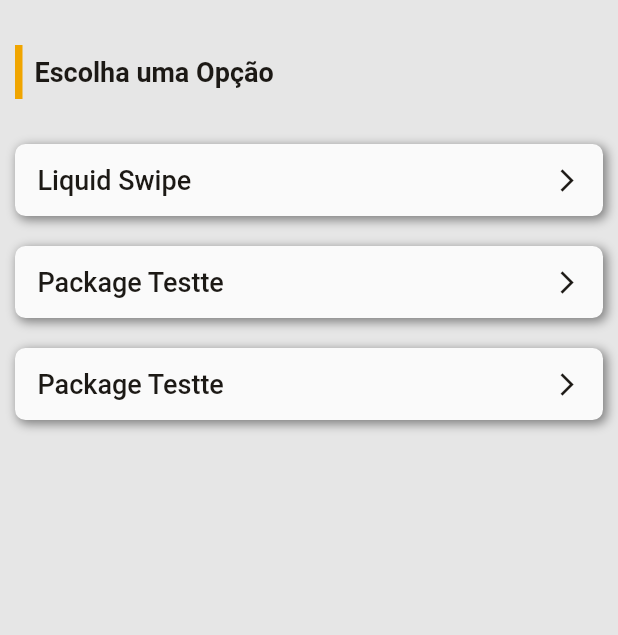
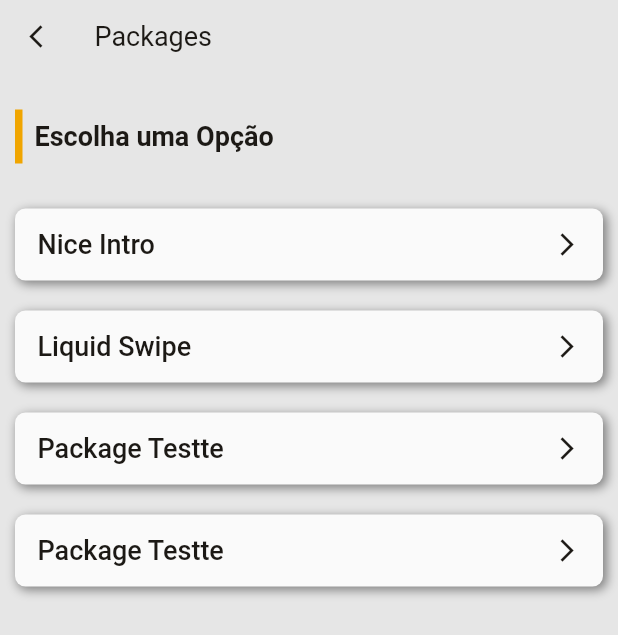
Before and after one commit to tobiassilva/flutter_tips, a Flutter app: the screen it shows after launch, after a tap on "Packages", on a phone screen of 412 x 824 dp. Shown: the top 635 px of the screen. Run offline on Flutter 3.47's test engine with Material 2 defaults, Android fonts, the phone set to English and light mode, and no system bars; our stand-ins replace animated_bottom_navigation_bar, font_awesome_flutter, liquid_swipe; missing offline and left inert: widget_with_codeview.

Commit message:
attNiceIntroV1

```diff
--- a/lib/globals/globals_vars.dart
+++ b/lib/globals/globals_vars.dart
@@ -1,4 +1,8 @@
 import 'package:flutter/material.dart';
+
+class Variaveis {
+  String linkBaseGithub = 'https://github.com/tobiassilva/flutter_tips/tree/master';
+}
 
 class GlobalsStyles {
   var fontePrincipal = '';
--- a/lib/globals/globals_widgets.dart
+++ b/lib/globals/globals_widgets.dart
@@ -3,6 +3,38 @@ import 'package:flutter/material.dart';
 import 'globals_vars.dart';
 
 class GlobalsWidgets {
+
+  Widget appBar(_context, _titulo, ) {
+    return Theme(
+      data: ThemeData(fontFamily: GlobalsStyles().fontePrincipal),
+      child: Material(
+        color: GlobalsStyles().secundaryColor,
+        elevation: 0,
+        child: Row(
+          children: [
+            IconButton(
+              onPressed: (){
+                Navigator.pop(_context);
+              },
+              icon: Icon(
+                Icons.arrow_back_ios_new_sharp,
+                size: GlobalsStyles().sizeSubtitulo,
+                color: GlobalsStyles().textColorForte
+              ),
+            ),
+            SizedBox(width: 15,),
+            Text(
+              _titulo,
+              style: TextStyle(
+                fontSize: GlobalsStyles().sizeSubtitulo,
+                color: GlobalsStyles().textColorForte
+              ),
+            ),
+          ],
+        ),
+      ),
+    );
+  }
 
   Widget subtituloComBarra(_texto, _sizeText){
     return Row(
--- a/lib/pages/packages/globals_packages.dart
+++ b/lib/pages/packages/globals_packages.dart
@@ -3,18 +3,48 @@ import 'package:flutter/material.dart';
 class GlobalsPackages {
 
   List categoriasPackages = [
+    //a
+    //b
     {
-      "id": 1,
+      "id": 10,
       "nome": "Bottom Bar"
     },
+    //c
+    //d
+    //e
+    //f
+    //g
+    //h
+    //i
     {
-      "id": 10,
+      "id": 42,
+      "nome": "Intro / splash"
+    },
+    //j
+    //k
+    //l
+    //m
+    //n
+    //o
+    //p
+    //q
+    //r
+    //s
+    //t
+    {
+      "id": 74,
       "nome": "Tab Bar"
     },
     {
-      "id": 11,
+      "id": 80,
       "nome": "Transação de Páginas"
     },
+    //u
+    //v
+    //w
+    //x
+    //y
+    //z
 
   ];
 }
--- a/lib/pages/packages/home_packages_widgets.dart
+++ b/lib/pages/packages/home_packages_widgets.dart
@@ -1,18 +1,26 @@
 import 'package:flutter/material.dart';
 import 'package:flutter_tips/globals/globals_vars.dart';
 import 'package:flutter_tips/globals/globals_widgets.dart';
-import 'package:flutter_tips/pages/packages/listPackages/categoria11/liquid_swipe/liquid_swipe_code.dart';
+
+import 'package:flutter_tips/pages/packages/listPackages/categoria42/nice_intro/nice_intro_code.dart';
+import 'package:flutter_tips/pages/packages/listPackages/categoria42/nice_intro/nice_intro_infos.dart';
+import 'listPackages/categoria80/liquid_swipe/liquid_swipe_code.dart';
+import 'listPackages/categoria80/liquid_swipe/liquid_swipe_infos.dart';
+
 import 'package:flutter_tips/pages/packages/listPackages/pack_teste/pack_teste_code.dart';
 import 'package:flutter_tips/pages/packages/listPackages/pack_teste/pack_teste_infos.dart';
 import 'package:flutter_tips/pages/packages/view_package/view_package_page.dart';
 
-import 'listPackages/categoria11/liquid_swipe/liquid_swipe_infos.dart';
 
 class HomePackagesWidgets {
   BuildContext context;
   HomePackagesWidgets(this.context);
 
   List listPackages = [
+    {
+      "codigo": NiceIntroCode(),
+      "infos": NiceIntroInfos()
+    },
     {
       "codigo": LiquidSwipeCode(),
       "infos": LiquidSwipeInfos()
@@ -32,8 +40,8 @@ class HomePackagesWidgets {
     return ListView(
       shrinkWrap: true,
       children: [
-        /*_capa(),
-        const SizedBox(height: 25,),*/
+        GlobalsWidgets().appBar(context, "Packages"),
+        const SizedBox(height: 5,),
         _listaOpcoesWidget()
       ],
     );
@@ -41,9 +49,10 @@ class HomePackagesWidgets {
 
   Widget _listaOpcoesWidget(){
     return Container(
-      margin: EdgeInsets.only(left: 10, right: 10, top: 10, bottom: 10),
+      margin: EdgeInsets.only(left: 10, right: 10, top: 0, bottom: 10),
       child: Column(
         children: [
+
           SizedBox(height: 20,),
           GlobalsWidgets().subtituloComBarra('Escolha uma Opção', GlobalsStyles().sizeSubtitulo),
           SizedBox(height: 20,),
@@ -54,7 +63,7 @@ class HomePackagesWidgets {
             itemBuilder: (_, index){
               return Container(
                 margin: EdgeInsets.only(top: 10, bottom: 10),
-                child: _cardPackagesOpcao(/*FontAwesomeIcons.plus,*/ listPackages[index]),//listPackages[index].packageTesteCode(),
+                child: _cardPackagesOpcao(listPackages[index]),
               );
             },
           ),
@@ -63,7 +72,7 @@ class HomePackagesWidgets {
     );
   }
 
-  Widget _cardPackagesOpcao(/*_icon,*/ _jsonPackage){
+  Widget _cardPackagesOpcao(_jsonPackage){
     return Row(
       children: [
         Expanded(
@@ -88,24 +97,6 @@ class HomePackagesWidgets {
                 padding: EdgeInsets.fromLTRB(15, 12, 15, 12),
                 child: Row(
                   children: [
-                    /*Container(
-                      padding: EdgeInsets.all(6),
-                      decoration: BoxDecoration(
-                        color: GlobalsStyles().primaryColor,
-
-                        borderRadius: const BorderRadius.only(
-                          topLeft: Radius.circular(7),
-                          topRight: Radius.circular(7),
-                          bottomLeft: Radius.circular(7)
-                        )
-                      ),
-                      child: Icon(
-                        _icon,
-                        color: GlobalsStyles().textColorSecundary,
-                        size: GlobalsStyles().sizeSubtitulo,
-                      ),
-                    ),
-                    SizedBox(width: 10,),*/
                     Expanded(
                       child: Text(
                         _jsonPackage['infos'].nome,
--- /dev/null
+++ b/lib/pages/packages/listPackages/categoria42/nice_intro/nice_intro_code.dart
@@ -0,0 +1,17 @@
+import 'package:flutter/material.dart';
+
+class NiceIntroCode extends StatefulWidget {
+  const NiceIntroCode({ Key? key }) : super(key: key);
+
+  @override
+  _NiceIntroCodeState createState() => _NiceIntroCodeState();
+}
+
+class _NiceIntroCodeState extends State<NiceIntroCode> {
+  @override
+  Widget build(BuildContext context) {
+    return Container(
+
+    );
+  }
+}
--- /dev/null
+++ b/lib/pages/packages/listPackages/categoria42/nice_intro/nice_intro_infos.dart
@@ -0,0 +1,16 @@
+import 'package:flutter/material.dart';
+
+class NiceIntroInfos {
+
+  String caminhoCodigo = '/lib/pages/packages/listPackages/categoria42/nice_intro/nice_intro_code.dart';
+
+  String nome = 'Nice Intro';
+  String versaoPackage = '0.1.4';
+  String linkPackage = 'https://pub.dev/packages/nice_intro';
+  //String linkGitHub = '/lib/pages/packages/listPackages/categoria42/nice_intrro/nice_intro_infos.dart';
+  String linkYoutube = '';
+  int idCategoria = 42;
+
+
+  String observacoes = '';
+}
--- a/lib/pages/packages/listPackages/categoria11/liquid_swipe/liquid_swipe_infos.dart
+++ b/lib/pages/packages/listPackages/categoria80/liquid_swipe/liquid_swipe_infos.dart
@@ -2,14 +2,14 @@ import 'package:flutter/material.dart';
 
 class LiquidSwipeInfos {
 
-  String caminhoCodigo = 'lib/pages/packages/listPackages/categoria11/liquid_swipe/liquid_swipe_code.dart';
+  String caminhoCodigo = '/lib/pages/packages/listPackages/categoria80/liquid_swipe/liquid_swipe_code.dart';
 
   String nome = 'Liquid Swipe';
   String versaoPackage = '2.1.1';
   String linkPackage = 'https://pub.dev/packages/liquid_swipe';
-  String linkGitHub = '';
+  //String linkGitHub = 'lib/pages/packages/listPackages/categoria80/liquid_swipe/liquid_swipe_code.dart';
   String linkYoutube = '';
-  int idCategoria = 11;
+  int idCategoria = 80;
 
 
   String observacoes = '';
--- a/lib/pages/packages/view_package/widgets/view_packages_widgets.dart
+++ b/lib/pages/packages/view_package/widgets/view_packages_widgets.dart
@@ -15,7 +15,7 @@ class ViewPackagesWidgets {
     return SourceCodeView(
       filePath: _caminhoCodigo,
       codeLinkPrefix:
-          'https://github.com/tobiassilva/todo_list_MobX/blob/master/',
+          '${Variaveis().linkBaseGithub}',
     );
   }
 
@@ -104,9 +104,9 @@ class ViewPackagesWidgets {
                 SizedBox(
                   height: 20,
                 ),
-                _jsonInfos.linkGitHub != ''
+                _jsonInfos.caminhoCodigo != ''
                     ? _botaoPack('assets/images/geral/github_icon.png',
-                        "GitHub", Colors.black, _jsonInfos.linkGitHub)
+                        "GitHub", Colors.black, "${Variaveis().linkBaseGithub}${_jsonInfos.caminhoCodigo}")
                     : Container(),
                 SizedBox(
                   height: 20,
--- a/pubspec.yaml
+++ b/pubspec.yaml
@@ -61,7 +61,7 @@ flutter:
     # Caminhos das Packages/codigos que aparecerão
 
     #categoria 11
-    - lib/pages/packages/listPackages/categoria11/liquid_swipe/liquid_swipe_code.dart
+    - lib/pages/packages/listPackages/categoria80/liquid_swipe/liquid_swipe_code.dart
 
     - lib/pages/packages/listPackages/pack_teste/pack_teste_code.dart
 
```
Also changed, not shown: lib/pages/packages/listPackages/categoria80/liquid_swipe/liquid_swipe_code.dart (renamed from lib/pages/packages/listPackages/categoria11/liquid_swipe/liquid_swipe_code.dart).
